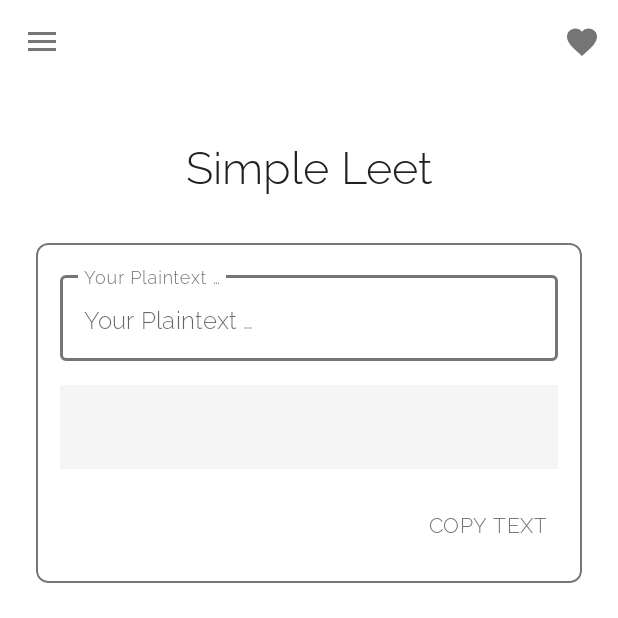
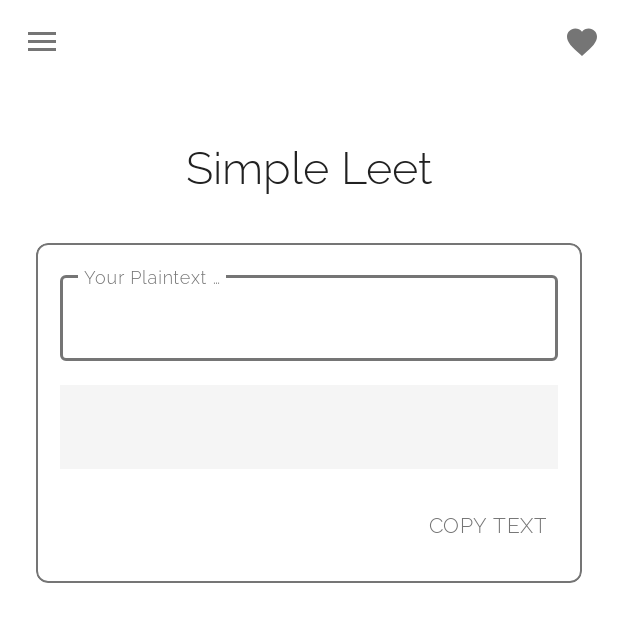
Before and after one commit to B31G3L/Leetspeak-Generator, an Android app: the MainActivity screen opened directly, with no data from a screen before it, after a tap on "Als Favorit markieren", on a phone screen of 412 x 824 dp, the top half of it. Run offline under Robolectric (Android 15) with nearby library versions, the phone set to English and light mode, and no system bars.

Commit message:
fix placeholder

```diff
--- a/01_CODE/app/src/main/java/com/beigel/leetSpeak_Generator/MainActivity.java
+++ b/01_CODE/app/src/main/java/com/beigel/leetSpeak_Generator/MainActivity.java
@@ -862,10 +862,6 @@ public class MainActivity extends AppCompatActivity implements NavigationView.On
             isEditMode = false;
         }
 
-        // Update placeholder
-        String placeholder = getString(R.string.plaintext_placeholder);
-        inputPlainText.setHint(placeholder);
-
         // Update navigation view
         updateNavigationView();
 
```
